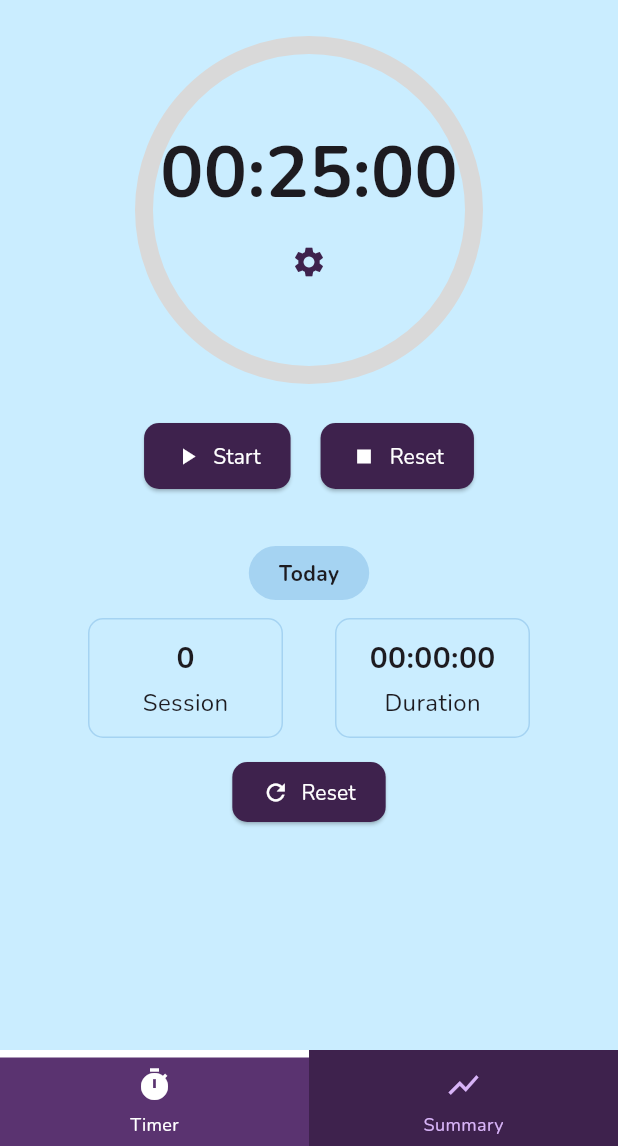
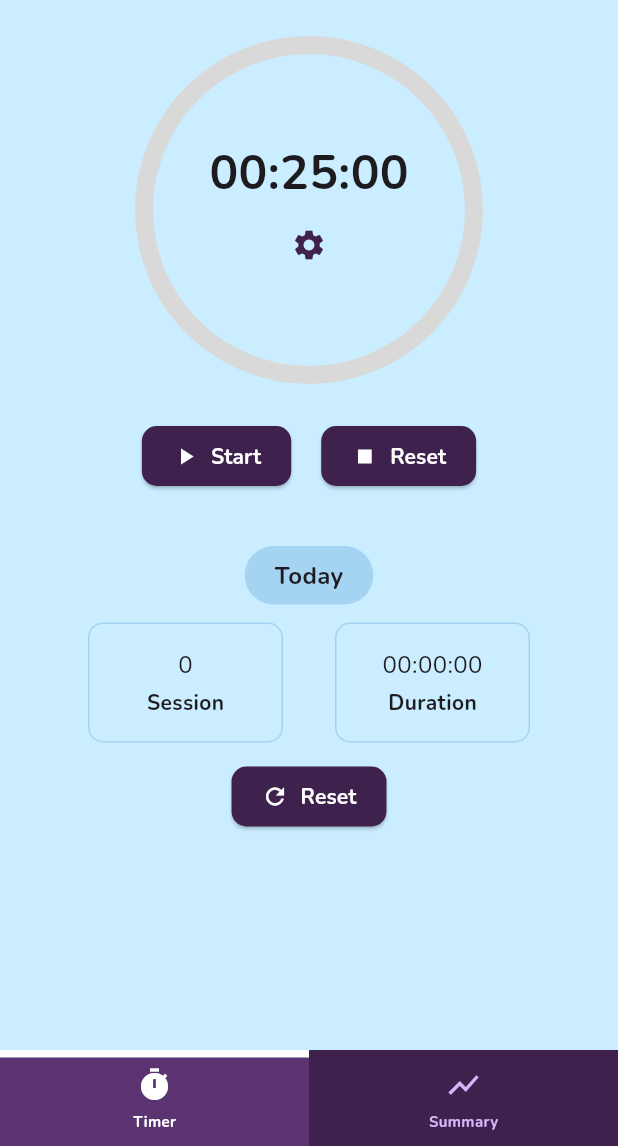
Before and after one commit to lazuardi-kipidapp/pomodoro_timer, a Flutter app: the screen it shows after launch, on a phone screen of 412 x 824 dp, the part 90-1236 px from its top. Run offline on Flutter 3.47's test engine with Material 3 defaults, Android fonts, the phone set to English and light mode, and no system bars; our stand-ins replace awesome_notifications, flutter_local_notifications, mask_text_input_formatter, shared_preferences.

Commit message:
declutter styling

```diff
--- a/lib/screens/summary_screen.dart
+++ b/lib/screens/summary_screen.dart
@@ -1,6 +1,8 @@
 import 'package:flutter/material.dart';
+import 'package:pomodoro_timer/theme/app_button_styles.dart';
 import 'package:pomodoro_timer/theme/app_colors.dart';
 import 'package:pomodoro_timer/controllers/summary_controller.dart';
+import 'package:pomodoro_timer/theme/app_text_styles.dart';
 import 'package:pomodoro_timer/widgets/summary_card_group.dart';
 
 class SummaryScreen extends StatefulWidget {
@@ -28,15 +30,10 @@ class _SummaryScreenState extends State<SummaryScreen> {
 
   Widget _buildResetAllButton() {
     return ElevatedButton.icon(
-      style: ElevatedButton.styleFrom(
-        backgroundColor: AppColors.buttonPurpleBG,
-        foregroundColor: AppColors.buttonPurpleLabel,
-        shape: RoundedRectangleBorder(borderRadius: BorderRadius.circular(10)),
-        padding: const EdgeInsets.symmetric(horizontal: 20, vertical: 10),
-      ),
+      style: AppButtonStyles.regular,
       onPressed: _resetAll,
-      icon: const Icon(Icons.refresh),
-      label: const Text("Reset All"),
+      icon: const Icon(Icons.refresh, color: AppColors.buttonPurpleLabel,),
+      label: const Text("Reset All", style: AppTextStyles.button,),
     );
   }
 
--- /dev/null
+++ b/lib/theme/app_button_styles.dart
@@ -0,0 +1,11 @@
+import 'package:flutter/material.dart';
+import 'package:pomodoro_timer/theme/app_colors.dart';
+
+class AppButtonStyles {
+  static final regular = ElevatedButton.styleFrom(
+    backgroundColor: AppColors.buttonPurpleBG,
+    foregroundColor: AppColors.buttonPurpleLabel,
+    shape: RoundedRectangleBorder(borderRadius: BorderRadius.circular(10)),
+    padding: const EdgeInsets.symmetric(horizontal: 20, vertical: 10),
+  );
+}
--- a/lib/theme/app_text_styles.dart
+++ b/lib/theme/app_text_styles.dart
@@ -2,22 +2,37 @@ import 'package:flutter/material.dart';
 
 class AppTextStyles {
   static const TextStyle navItem = TextStyle(
-    fontSize: 12,
-    fontWeight: FontWeight.w500,
+    fontSize: 10,
+    fontWeight: FontWeight.w700, // 700 is bold
+  );
+
+  static const TextStyle navPillItem = TextStyle(
+    fontSize: 14,
+    fontWeight: FontWeight.w700, // 800 is extra bold
   );
 
   static const TextStyle button = TextStyle(
     fontSize: 14,
-    fontWeight: FontWeight.w700,
+    fontWeight: FontWeight.w700, // 800 is extra bold
   );
 
   static const TextStyle tag = TextStyle(
-    fontSize: 12,
-    fontWeight: FontWeight.w700,
+    fontSize: 16,
+    fontWeight: FontWeight.w800,
   );
 
   static const TextStyle bigText = TextStyle(
     fontSize: 32,
+    fontWeight: FontWeight.w800,
+  );
+
+  static const TextStyle regular = TextStyle(
+    fontSize: 16,
+    fontWeight: FontWeight.w400,
+  );
+
+  static const TextStyle secondaryRegular = TextStyle(
+    fontSize: 14,
     fontWeight: FontWeight.w700,
   );
 }
--- a/lib/widgets/summary_card_group.dart
+++ b/lib/widgets/summary_card_group.dart
@@ -1,6 +1,8 @@
 import 'package:flutter/material.dart';
 import 'package:pomodoro_timer/controllers/summary_controller.dart';
+import 'package:pomodoro_timer/theme/app_button_styles.dart';
 import 'package:pomodoro_timer/theme/app_colors.dart';
+import 'package:pomodoro_timer/theme/app_text_styles.dart';
 import 'package:pomodoro_timer/utils/time_utils.dart';
 
 class SummaryCardGroup extends StatefulWidget {
@@ -50,7 +52,7 @@ class _SummaryCardGroupState extends State<SummaryCardGroup> {
             color: AppColors.tagBlueBG,
             borderRadius: BorderRadius.circular(20),
           ),
-          child: Text(title, style: const TextStyle(fontWeight: FontWeight.bold)),
+          child: Text(title, style: AppTextStyles.tag),
         ),
         const SizedBox(height: 12),
         Row(
@@ -77,9 +79,9 @@ class _SummaryCardGroupState extends State<SummaryCardGroup> {
       child: Column(
         mainAxisAlignment: MainAxisAlignment.center,
         children: [
-          Text(value, style: const TextStyle(fontSize: 20, fontWeight: FontWeight.bold)),
+          Text(value, style: AppTextStyles.regular),
           const SizedBox(height: 4),
-          Text(label, style: const TextStyle(fontSize: 16)),
+          Text(label, style: AppTextStyles.secondaryRegular),
         ],
       ),
     );
@@ -87,15 +89,10 @@ class _SummaryCardGroupState extends State<SummaryCardGroup> {
 
   Widget _buildResetButton(String label, VoidCallback onPressed) {
     return ElevatedButton.icon(
-      style: ElevatedButton.styleFrom(
-        backgroundColor: AppColors.buttonPurpleBG,
-        foregroundColor: AppColors.buttonPurpleLabel,
-        shape: RoundedRectangleBorder(borderRadius: BorderRadius.circular(10)),
-        padding: const EdgeInsets.symmetric(horizontal: 20, vertical: 10),
-      ),
+      style: AppButtonStyles.regular,
       onPressed: onPressed,
-      icon: const Icon(Icons.refresh),
-      label: Text(label),
+      icon: const Icon(Icons.refresh, color: AppColors.buttonPurpleLabel),
+      label: Text(label, style: AppTextStyles.button),
     );
   }
 
--- a/lib/widgets/timer_buttons.dart
+++ b/lib/widgets/timer_buttons.dart
@@ -1,6 +1,8 @@
 import 'package:flutter/material.dart';
+import 'package:pomodoro_timer/theme/app_button_styles.dart';
 import 'package:pomodoro_timer/theme/app_colors.dart';
 import 'package:pomodoro_timer/constants/strings.dart';
+import 'package:pomodoro_timer/theme/app_text_styles.dart';
 
 class TimerButtons extends StatelessWidget {
   final bool isRunning;
@@ -33,14 +35,9 @@ class TimerButtons extends StatelessWidget {
   Widget _buildControlButton(IconData icon, String label, VoidCallback onTap) {
     return ElevatedButton.icon(
       onPressed: onTap,
-      icon: Icon(icon),
-      label: Text(label),
-      style: ElevatedButton.styleFrom(
-        backgroundColor: AppColors.buttonPurpleBG,
-        foregroundColor: AppColors.buttonPurpleLabel,
-        shape: RoundedRectangleBorder(borderRadius: BorderRadius.circular(10)),
-        padding: const EdgeInsets.symmetric(horizontal: 20, vertical: 12),
-      ),
+      icon: Icon(icon, color: AppColors.buttonPurpleLabel,),
+      label: Text(label, style: AppTextStyles.button),
+      style: AppButtonStyles.regular,
     );
   }
 }
--- a/lib/widgets/timer_display.dart
+++ b/lib/widgets/timer_display.dart
@@ -1,5 +1,6 @@
 import 'package:flutter/material.dart';
 import 'package:pomodoro_timer/theme/app_colors.dart';
+import 'package:pomodoro_timer/theme/app_text_styles.dart';
 import 'package:pomodoro_timer/utils/time_utils.dart';
 
 class TimerDisplay extends StatefulWidget {
@@ -62,7 +63,7 @@ class _TimerDisplayState extends State<TimerDisplay> {
             children: [
               Text(
                 TimeUtils.formatDurationFromSeconds(widget.timeInSeconds),
-                style: const TextStyle(fontSize: 48, fontWeight: FontWeight.bold),
+                style: AppTextStyles.bigText,
               ),
               IconButton(
                 onPressed: widget.onSettingsPressed,
--- a/lib/widgets/timer_navpills.dart
+++ b/lib/widgets/timer_navpills.dart
@@ -41,7 +41,7 @@ class NavPills extends StatelessWidget {
                   child: Text(
                     label,
                     style:
-                      AppTextStyles.button.copyWith(
+                      AppTextStyles.navPillItem.copyWith(
                         color: selected ? AppColors.navbarSelectedLabel : AppColors.navbarUnselectedLabel,
                       ),
                   ),
```
